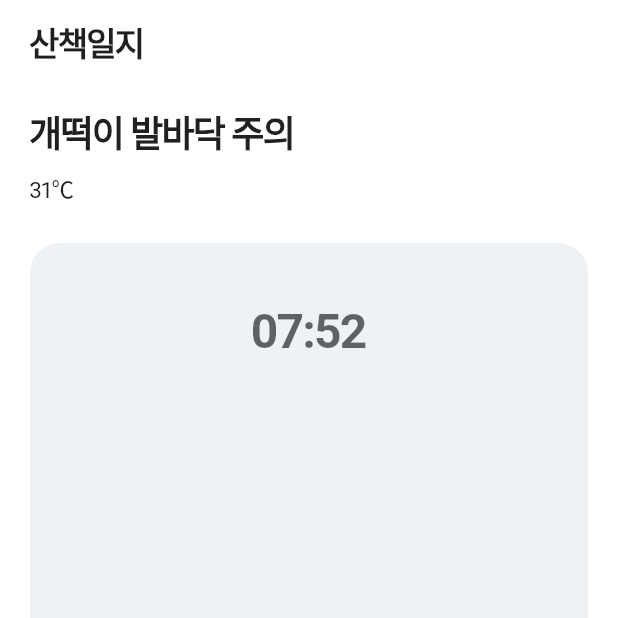
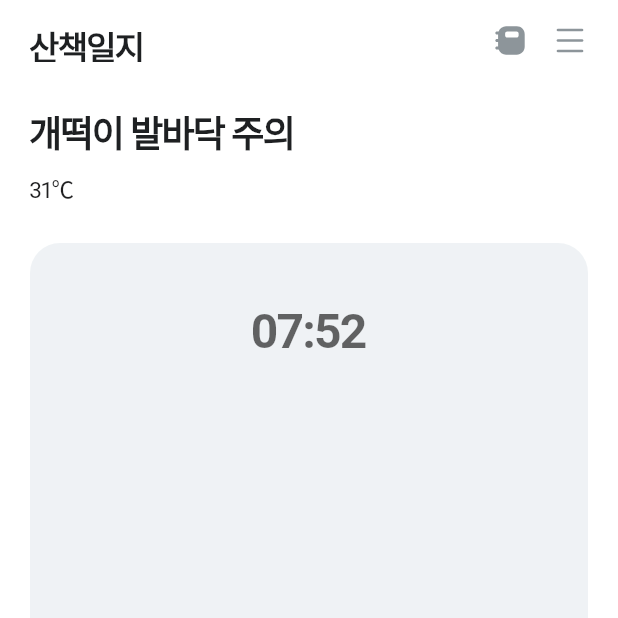
Before and after one commit to Nexters/puppycode, a Flutter app: the screen it shows after launch, item 3 of the bottom bar chosen, on a phone screen of 412 x 824 dp, the top half of it. Run offline on Flutter 3.47's test engine with Material 3 defaults, Android fonts, the light colour scheme and no system bars; our stand-ins replace badges, camera, flutter_svg, get, infinite_scroll_pagination, share; network calls fail; Roboto replaces fonts that are missing (Pretendard); project files that could hold a hidden picture were left out.

Commit message:
Implement Center, Right

```diff
--- a/lib/shared/app_bar.dart
+++ b/lib/shared/app_bar.dart
@@ -1,6 +1,7 @@
 import 'package:flutter/material.dart';
 import 'package:flutter_svg/svg.dart';
 import 'package:puppycode/shared/styles/color.dart';
+import 'package:puppycode/shared/typography/body.dart';
 import 'package:puppycode/shared/typography/head.dart';
 
 // ignore: constant_identifier_names
@@ -23,8 +24,21 @@ class AppBarLeft {
 }
 
 class AppBarCenter {
-  final String? label = '';
-  final String? subLabel = '';
+  final String label;
+
+  AppBarCenter({
+    required this.label,
+  });
+}
+
+class AppBarRight {
+  final String? label;
+  final List<String>? iconAssets;
+
+  AppBarRight({
+    this.label,
+    this.iconAssets,
+  });
 }
 
 class SharedAppBar extends StatelessWidget implements PreferredSizeWidget {
@@ -32,6 +46,7 @@ class SharedAppBar extends StatelessWidget implements PreferredSizeWidget {
   final PreferredSizeWidget? bottom;
   final AppBarLeft? leftOptions;
   final AppBarCenter? centerOptions;
+  final AppBarRight? rightOptions;
 
   const SharedAppBar({
     super.key,
@@ -39,6 +54,7 @@ class SharedAppBar extends StatelessWidget implements PreferredSizeWidget {
     this.actions,
     this.leftOptions,
     this.centerOptions,
+    this.rightOptions,
   });
 
   // ignore: non_constant_identifier_names
@@ -46,7 +62,8 @@ class SharedAppBar extends StatelessWidget implements PreferredSizeWidget {
     String iconAsset = leftOptions?.iconType != null
         ? leftIconAsset[leftOptions?.iconType]!
         : '';
-    return Container(
+    return Positioned(
+      left: 0,
       child: leftOptions!.label != null
           ? Head2(value: leftOptions!.label!)
           : SvgPicture.asset(iconAsset,
@@ -56,16 +73,53 @@ class SharedAppBar extends StatelessWidget implements PreferredSizeWidget {
     );
   }
 
+  // ignore: non_constant_identifier_names
+  Widget? CenterPart(BuildContext context) {
+    return Positioned(
+      child: Container(
+        height: kToolbarHeight + (bottom?.preferredSize.height ?? 0.0),
+        child: Center(
+            child: Body1(
+          value: centerOptions!.label,
+          bold: true,
+        )),
+      ),
+      //child: Center(),
+    );
+  }
+
+// ignore: non_constant_identifier_names
+  Widget? Right(BuildContext context) {
+    return Positioned(
+      right: 0,
+      child: rightOptions!.label != null
+          ? Head2(value: rightOptions!.label!)
+          : Wrap(
+              spacing: 16,
+              children: rightOptions!.iconAssets!
+                  .map((asset) => SvgPicture.asset(
+                        'assets/icons/$asset.svg',
+                        width: 24,
+                        colorFilter:
+                            ColorFilter.mode(ThemeColor.gray4, BlendMode.srcIn),
+                      ))
+                  .toList(),
+            ),
+    );
+  }
+
   @override
   Widget build(BuildContext context) {
     List<Widget> children = [];
     if (leftOptions != null) children.add(Left(context)!);
+    if (centerOptions != null) children.add(CenterPart(context)!);
+    if (rightOptions != null) children.add(Right(context)!);
 
     return SafeArea(
         child: Container(
-      padding: EdgeInsets.symmetric(horizontal: 20),
+      padding: const EdgeInsets.symmetric(horizontal: 20, vertical: 15),
       height: 56,
-      child: Row(
+      child: Stack(
         children: children,
       ),
     ));
--- a/lib/shared/nav_bar.dart
+++ b/lib/shared/nav_bar.dart
@@ -70,6 +70,7 @@ class _ScreenWithNavBarState extends State<ScreenWithNavBar>
     return Scaffold(
       appBar: SharedAppBar(
         leftOptions: _getAppBarLeft(),
+        rightOptions: AppBarRight(iconAssets: ['calendar', 'menu']),
       ),
       body: _pages[_currentTab],
       floatingActionButton:
```
Also changed, not shown: assets/icons/menu.svg (added).
